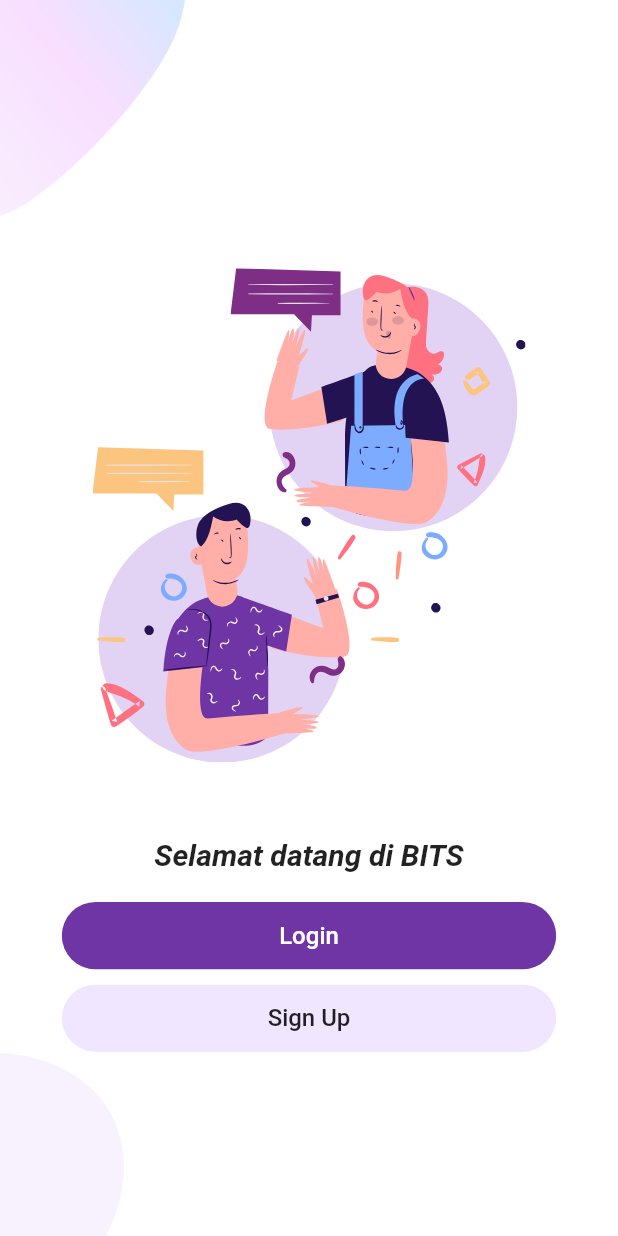
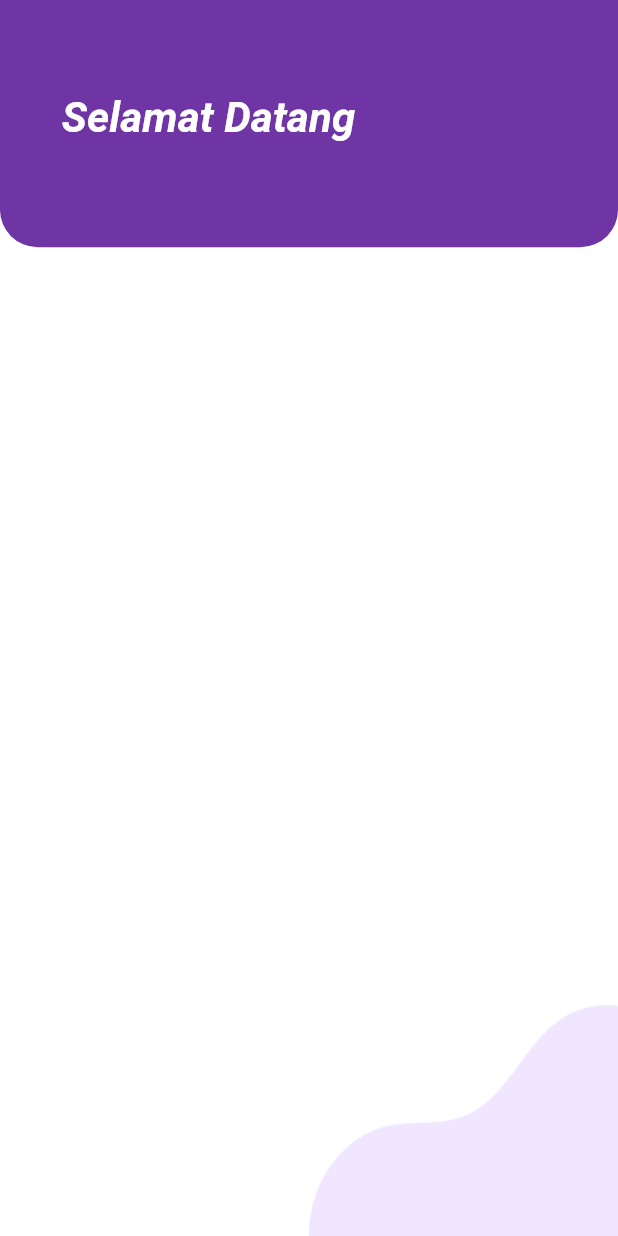
Before and after one commit to rezaikhlasul/tugas-aspk, a Flutter app: the screen it shows after launch, after a tap on "Sign Up", on a phone screen of 412 x 824 dp. Run offline on Flutter 3.47's test engine with Material 2 defaults, Android fonts, the phone set to English and light mode, and no system bars; our stand-ins replace flutter_svg.

Commit message:
membuat tampilan signup WIP

```diff
--- a/lib/Screens/Welcome/components/background.dart
+++ b/lib/Screens/Login/components/background.dart
@@ -1,3 +1,4 @@
+import 'package:bits/constants.dart';
 import 'package:flutter/material.dart';
 
 class Background extends StatelessWidget {
@@ -14,15 +15,15 @@ class Background extends StatelessWidget {
       height: size.height,
       width: double.infinity,
       child: Stack(
-        alignment: Alignment.center,
+        alignment: Alignment.topCenter,
         children: <Widget>[
-          Positioned(
-            top: 0,
-            left: 0,
-            child: Image.asset(
-              "assets/images/main_top.png",
-              width: size.width * 0.3,
-            ),
+          Container(
+            decoration: BoxDecoration(
+                color: kPrimaryColor,
+                borderRadius: BorderRadius.only(
+                    bottomLeft: Radius.circular(25),
+                    bottomRight: Radius.circular(25))),
+            height: size.height * 0.3,
           ),
           Positioned(
             bottom: 0,
--- /dev/null
+++ b/lib/Screens/Login/components/body.dart
@@ -0,0 +1,90 @@
+import 'package:bits/Screens/Login/components/background.dart';
+import 'package:bits/Screens/SignUp/signup_screen.dart';
+import 'package:bits/components/buttons/auth/button_auth.dart';
+import 'package:bits/components/buttons/auth/text_field_container_auth.dart';
+import 'package:bits/constants.dart';
+import 'package:flutter/material.dart';
+import 'package:flutter_svg/flutter_svg.dart';
+
+class Body extends StatelessWidget {
+  @override
+  Widget build(BuildContext context) {
+    Size size = MediaQuery.of(context).size; // provides total size of screen
+
+    return Background(
+      child: Column(
+        mainAxisAlignment: MainAxisAlignment.center,
+        children: <Widget>[
+          Flexible(
+            flex: 2,
+            child: Container(
+              margin: EdgeInsets.only(top: 10, bottom: 10),
+              child: SvgPicture.asset(
+                "assets/icons/chat.svg",
+                height: size.height * 0.3,
+              ),
+            ),
+          ),
+          Flexible(
+            flex: 2,
+            child: Container(
+              margin: EdgeInsets.only(top: 20),
+              child: Column(
+                children: [
+                  TextFieldContainerAuth(
+                    label: "Email atau Nama Pengguna",
+                    child: TextField(
+                      decoration: InputDecoration(
+                          icon: Icon(
+                            Icons.person,
+                            color: kPrimaryColor,
+                          ),
+                          hintText: "Email atau Nama Pengguna"),
+                    ),
+                  ),
+                  TextFieldContainerAuth(
+                    label: "Password",
+                    child: TextField(
+                      decoration: InputDecoration(
+                          icon: Icon(
+                            Icons.lock,
+                            color: kPrimaryColor,
+                          ),
+                          hintText: "Password"),
+                    ),
+                  ),
+                  Container(
+                    margin: EdgeInsets.only(top: 20),
+                    child: Column(
+                      children: [
+                        RoundedAuthButton(
+                          text: "Login",
+                          press: () {},
+                        ),
+                        RoundedAuthButton(
+                          text: "Sign Up",
+                          color: kPrimaryLightColor,
+                          textColor: Colors.black87,
+                          press: () {
+                            Navigator.push(
+                              context,
+                              MaterialPageRoute(
+                                builder: (context) {
+                                  return SignUpScreen();
+                                },
+                              ),
+                            );
+                          },
+                        ),
+                      ],
+                    ),
+                  ),
+                ],
+              ),
+            ),
+          ),
+        ],
+      ),
+    );
+  }
+}
--- a/lib/Screens/Welcome/welcome_screen.dart
+++ b/lib/Screens/Login/login_screen.dart
@@ -1,7 +1,7 @@
-import 'package:bits/Screens/Welcome/components/body.dart';
+import 'package:bits/Screens/Login/components/body.dart';
 import 'package:flutter/material.dart';
 
-class WelcomeScreen extends StatelessWidget {
+class LoginScreen extends StatelessWidget {
   @override
   Widget build(BuildContext context) {
     return Scaffold(
--- /dev/null
+++ b/lib/Screens/SignUp/signup_screen.dart
@@ -0,0 +1,49 @@
+import 'package:bits/constants.dart';
+import 'package:flutter/material.dart';
+
+class SignUpScreen extends StatelessWidget {
+  @override
+  Widget build(BuildContext context) {
+    Size size = MediaQuery.of(context).size;
+    return Scaffold(
+      body: Container(
+        width: double.infinity,
+        height: size.height,
+        child: Stack(
+          alignment: Alignment.topCenter,
+          children: <Widget>[
+            Container(
+              width: size.width,
+              height: size.height * 0.2,
+              decoration: BoxDecoration(
+                  color: kPrimaryColor,
+                  borderRadius: BorderRadius.only(
+                      bottomRight: Radius.circular(25),
+                      bottomLeft: Radius.circular(25))),
+              child: Container(
+                margin: EdgeInsets.only(
+                    top: size.height * 0.075, left: size.width * 0.1),
+                child: Text(
+                  "Selamat Datang",
+                  textAlign: TextAlign.left,
+                  style: TextStyle(
+                      fontSize: 28,
+                      fontWeight: FontWeight.bold,
+                      color: Colors.white,
+                      fontStyle: FontStyle.italic),
+                ),
+              ),
+            ),
+            Positioned(
+                bottom: 0,
+                right: 0,
+                child: Image.asset(
+                  "assets/images/login_bottom.png",
+                  width: size.width * 0.5,
+                )),
+          ],
+        ),
+      ),
+    );
+  }
+}
--- a/lib/Screens/Welcome/components/body.dart
+++ /dev/null
@@ -1,53 +0,0 @@
-import 'package:bits/Screens/Welcome/components/background.dart';
-import 'package:bits/components/buttons/auth/button_auth.dart';
-import 'package:bits/constants.dart';
-import 'package:flutter/material.dart';
-import 'package:flutter_svg/flutter_svg.dart';
-
-class Body extends StatelessWidget {
-  @override
-  Widget build(BuildContext context) {
-    Size size = MediaQuery.of(context).size; // provides total size of screen
-
-    return Background(
-      child: Column(
-        mainAxisAlignment: MainAxisAlignment.center,
-        children: <Widget>[
-          Container(
-            margin: EdgeInsets.only(bottom: 50, top: size.height * 0.08),
-            child: SvgPicture.asset(
-              "assets/icons/chat.svg",
-              height: size.height * 0.4,
-            ),
-          ),
-          Container(
-            child: Text(
-              "Selamat datang di BITS",
-              style: TextStyle(
-                  fontWeight: FontWeight.bold,
-                  fontStyle: FontStyle.italic,
-                  fontSize: 20),
-            ),
-          ),
-          Container(
-            margin: EdgeInsets.only(top: 20),
-            child: Column(
-              children: [
-                RoundedAuthButton(
-                  text: "Login",
-                  press: () {},
-                ),
-                RoundedAuthButton(
-                  text: "Sign Up",
-                  color: kPrimaryLightColor,
-                  textColor: Colors.black87,
-                  press: () {},
-                )
-              ],
-            ),
-          ),
-        ],
-      ),
-    );
-  }
-}
--- /dev/null
+++ b/lib/components/buttons/auth/text_field_container_auth.dart
@@ -0,0 +1,36 @@
+import 'package:bits/constants.dart';
+import 'package:flutter/material.dart';
+
+class TextFieldContainerAuth extends StatelessWidget {
+  final Widget child;
+  final String label;
+  const TextFieldContainerAuth({
+    Key key,
+    this.child,
+    this.label,
+  }) : super(key: key);
+
+  @override
+  Widget build(BuildContext context) {
+    Size size = MediaQuery.of(context).size;
+    return Column(
+      children: [
+        Container(
+          width: size.width * 0.7,
+          child: Text(
+            label,
+          ),
+        ),
+        Container(
+          margin: EdgeInsets.only(bottom: 10),
+          padding: EdgeInsets.symmetric(vertical: 5, horizontal: 20),
+          width: size.width * 0.8,
+          decoration: BoxDecoration(
+              color: kPrimaryLightColor,
+              borderRadius: BorderRadius.circular(25)),
+          child: child,
+        ),
+      ],
+    );
+  }
+}
--- a/lib/main.dart
+++ b/lib/main.dart
@@ -1,4 +1,4 @@
-import 'package:bits/Screens/Welcome/welcome_screen.dart';
+import 'package:bits/Screens/Login/login_screen.dart';
 import 'package:bits/constants.dart';
 import 'package:flutter/material.dart';
 
@@ -17,7 +17,7 @@ class MyApp extends StatelessWidget {
         primaryColor: kPrimaryColor,
         scaffoldBackgroundColor: Colors.white,
       ),
-      home: WelcomeScreen(),
+      home: LoginScreen(),
     );
   }
 }
```
